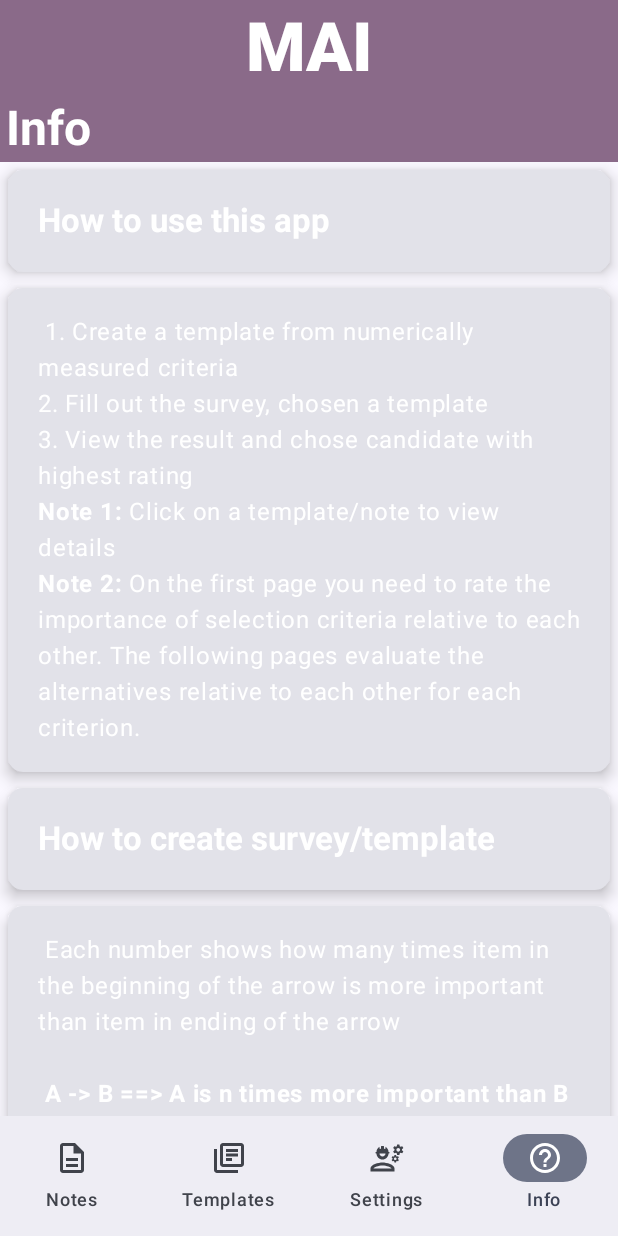
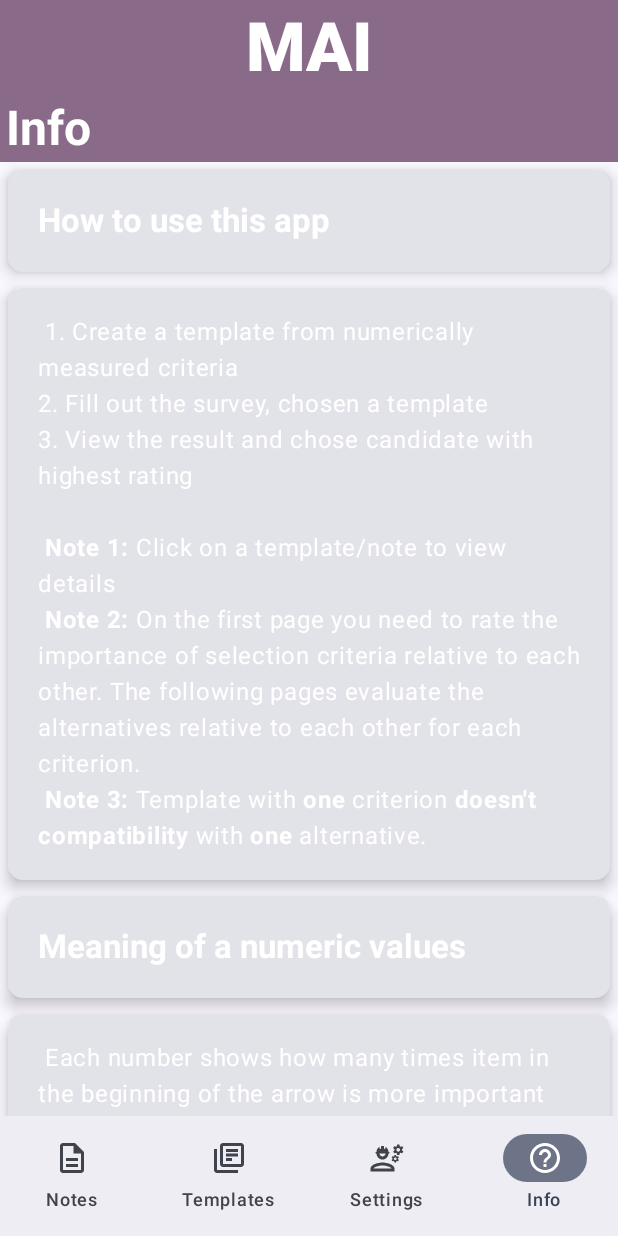
Before and after one commit to ethernet389/MAI-2, an Android app built with Jetpack Compose: the Information screen opened through its navigation route, on a phone screen of 412 x 824 dp. Run offline under Robolectric (Android 15) with nearby library versions, the phone set to English and light mode, and no system bars; 2 statements that could not run were skipped.

Commit message:
Release alfa-version 0.1

```diff
--- a/app/src/main/res/values/strings.xml
+++ b/app/src/main/res/values/strings.xml
@@ -51,21 +51,24 @@
     <string name="non_coherent">Non-Coherent</string>
 
     <!-- Creation Error Messages -->
-    <string name="empty_fields_error">Fields aren\'t filled in!</string>
+    <string name="unique_constraint_error">%s with this name already exists!</string>
+    <string name="template_and_note_incompatibility_error">Count of criteria and count of alternatives doesn\'t compatibility!</string>
 
     <!-- Info -->
     <string name="instruction">
         1. Create a template from numerically measured criteria
         \n2. Fill out the survey, chosen a template
         \n3. View the result and chose candidate with highest rating
-        \n<b>Note 1:</b> Click on a template/note to view details
-        \n<b>Note 2:</b> On the first page you need to rate
+        \n\n
+        <b>Note 1:</b> Click on a template/note to view details\n
+        <b>Note 2:</b> On the first page you need to rate
         the importance of selection criteria relative to each other.
-        The following pages evaluate the alternatives relative to each other for each criterion.
+        The following pages evaluate the alternatives relative to each other for each criterion.\n
+        <b>Note 3:</b> Template with <b>one</b> criterion <b>doesn\'t compatibility</b> with <b>one</b> alternative.
 
     </string>
     <string name="how_to_use">How to use this app</string>
-    <string name="meaning_of_numbers">How to create survey/template</string>
+    <string name="meaning_of_numbers">Meaning of a numeric values</string>
     <string name="description_of_numbers">
         Each number shows how many times
         item in the beginning of the arrow
```
Also changed, not shown: app/src/main/java/com/ethernet389/mai/MainActivity.kt (+29 -2 lines), 1 other file.
